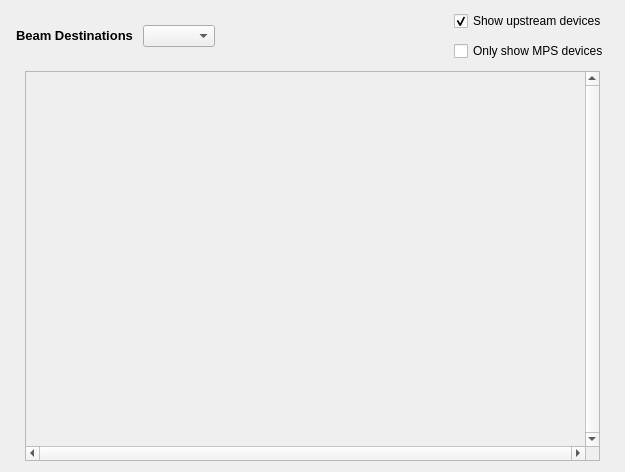
Qt form lightpath/ui/lightapp.ui (pcdshub/lightpath) before a commit.
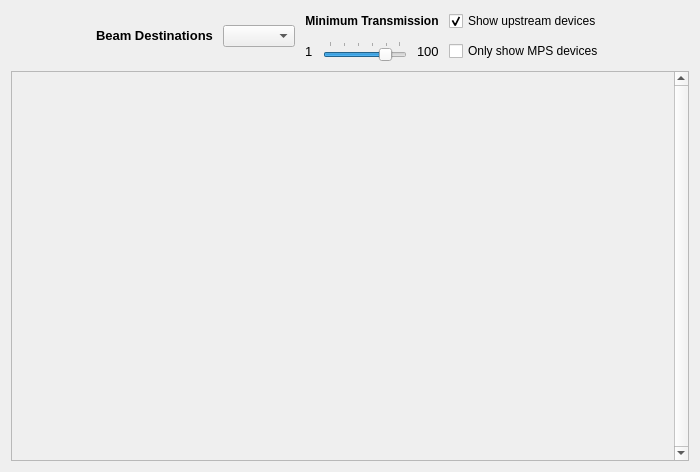
The same form after that commit.

Commit message: ENH: Added QSlider for transmission control

```diff
--- a/lightpath/ui/lightapp.ui
+++ b/lightpath/ui/lightapp.ui
@@ -6,12 +6,12 @@
    <rect>
     <x>0</x>
     <y>0</y>
-    <width>625</width>
+    <width>700</width>
     <height>472</height>
    </rect>
   </property>
   <property name="sizePolicy">
-   <sizepolicy hsizetype="Fixed" vsizetype="Expanding">
+   <sizepolicy hsizetype="Preferred" vsizetype="Preferred">
     <horstretch>0</horstretch>
     <verstretch>0</verstretch>
    </sizepolicy>
@@ -24,7 +24,7 @@
   </property>
   <property name="maximumSize">
    <size>
-    <width>590</width>
+    <width>10000</width>
     <height>16777215</height>
    </size>
   </property>
@@ -42,24 +42,24 @@
      </property>
      <item>
       <layout class="QHBoxLayout" name="header_layout">
+       <item>
+        <spacer name="horizontalSpacer_2">
+         <property name="orientation">
+          <enum>Qt::Horizontal</enum>
+         </property>
+         <property name="sizeType">
+          <enum>QSizePolicy::Expanding</enum>
+         </property>
+         <property name="sizeHint" stdset="0">
+          <size>
+           <width>5</width>
+           <height>20</height>
+          </size>
+         </property>
+        </spacer>
+       </item>
        <item>
         <layout class="QHBoxLayout" name="button_layout">
-         <item>
-          <spacer name="horizontalSpacer_2">
-           <property name="orientation">
-            <enum>Qt::Horizontal</enum>
-           </property>
-           <property name="sizeType">
-            <enum>QSizePolicy::Fixed</enum>
-           </property>
-           <property name="sizeHint" stdset="0">
-            <size>
-             <width>5</width>
-             <height>20</height>
-            </size>
-           </property>
-          </spacer>
-         </item>
          <item>
           <widget class="QLabel" name="combo_label">
            <property name="sizePolicy">
@@ -87,24 +87,18 @@
           <widget class="QComboBox" name="destination_combo"/>
          </item>
          <item>
-          <spacer name="horizontalSpacer">
-           <property name="orientation">
-            <enum>Qt::Horizontal</enum>
-           </property>
-           <property name="sizeType">
-            <enum>QSizePolicy::MinimumExpanding</enum>
-           </property>
-           <property name="sizeHint" stdset="0">
-            <size>
-             <width>40</width>
-             <height>20</height>
-            </size>
-           </property>
-          </spacer>
-         </item>
-         <item>
-          <layout class="QVBoxLayout" name="check_layout">
-           <item>
+          <layout class="QGridLayout" name="gridLayout">
+           <item row="2" column="1">
+            <widget class="QCheckBox" name="mps_only_check">
+             <property name="text">
+              <string>Only show MPS devices</string>
+             </property>
+             <property name="autoRepeatInterval">
+              <number>96</number>
+             </property>
+            </widget>
+           </item>
+           <item row="0" column="1">
             <widget class="QCheckBox" name="upstream_check">
              <property name="enabled">
               <bool>true</bool>
@@ -120,16 +114,81 @@
              </property>
             </widget>
            </item>
-           <item>
-            <widget class="QCheckBox" name="mps_only_check">
+           <item row="0" column="0">
+            <widget class="QLabel" name="label">
+             <property name="font">
+              <font>
+               <weight>75</weight>
+               <bold>true</bold>
+              </font>
+             </property>
              <property name="text">
-              <string>Only show MPS devices</string>
+              <string>Minimum Transmission</string>
              </property>
-             <property name="autoRepeatInterval">
-              <number>96</number>
+             <property name="alignment">
+              <set>Qt::AlignCenter</set>
              </property>
             </widget>
            </item>
+           <item row="2" column="0">
+            <layout class="QHBoxLayout" name="horizontalLayout">
+             <item>
+              <widget class="QLabel" name="label_2">
+               <property name="font">
+                <font>
+                 <pointsize>10</pointsize>
+                </font>
+               </property>
+               <property name="text">
+                <string>1</string>
+               </property>
+              </widget>
+             </item>
+             <item>
+              <widget class="QSlider" name="transmission_slider">
+               <property name="minimum">
+                <number>1</number>
+               </property>
+               <property name="maximum">
+                <number>100</number>
+               </property>
+               <property name="value">
+                <number>80</number>
+               </property>
+               <property name="tracking">
+                <bool>false</bool>
+               </property>
+               <property name="orientation">
+                <enum>Qt::Horizontal</enum>
+               </property>
+               <property name="invertedAppearance">
+                <bool>false</bool>
+               </property>
+               <property name="invertedControls">
+                <bool>false</bool>
+               </property>
+               <property name="tickPosition">
+                <enum>QSlider::TicksAbove</enum>
+               </property>
+               <property name="tickInterval">
+                <number>20</number>
+               </property>
+              </widget>
+             </item>
+             <item>
+              <widget class="QLabel" name="label_3">
+               <property name="font">
+                <font>
+                 <pointsize>10</pointsize>
+                </font>
+               </property>
+               <property name="text">
+                <string>100</string>
+               </property>
+              </widget>
+             </item>
+            </layout>
+           </item>
           </layout>
          </item>
         </layout>
@@ -140,7 +199,7 @@
           <enum>Qt::Horizontal</enum>
          </property>
          <property name="sizeType">
-          <enum>QSizePolicy::Fixed</enum>
+          <enum>QSizePolicy::Expanding</enum>
          </property>
          <property name="sizeHint" stdset="0">
           <size>
@@ -152,20 +211,28 @@
        </item>
       </layout>
      </item>
-     <item alignment="Qt::AlignHCenter">
+     <item>
       <widget class="QScrollArea" name="scroll">
        <property name="sizePolicy">
         <sizepolicy hsizetype="Expanding" vsizetype="Minimum">
-         <horstretch>0</horstretch>
+         <horstretch>10</horstretch>
          <verstretch>10</verstretch>
         </sizepolicy>
        </property>
        <property name="minimumSize">
         <size>
-         <width>575</width>
+         <width>0</width>
          <height>0</height>
         </size>
        </property>
+       <property name="font">
+        <font>
+         <kerning>false</kerning>
+        </font>
+       </property>
+       <property name="layoutDirection">
+        <enum>Qt::LeftToRight</enum>
+       </property>
        <property name="autoFillBackground">
         <bool>false</bool>
        </property>
@@ -179,7 +246,7 @@
         <enum>Qt::ScrollBarAlwaysOn</enum>
        </property>
        <property name="horizontalScrollBarPolicy">
-        <enum>Qt::ScrollBarAlwaysOn</enum>
+        <enum>Qt::ScrollBarAsNeeded</enum>
        </property>
        <property name="sizeAdjustPolicy">
         <enum>QAbstractScrollArea::AdjustToContents</enum>
@@ -192,12 +259,12 @@
          <rect>
           <x>0</x>
           <y>0</y>
-          <width>559</width>
-          <height>370</height>
+          <width>664</width>
+          <height>384</height>
          </rect>
         </property>
         <property name="sizePolicy">
-         <sizepolicy hsizetype="Preferred" vsizetype="Minimum">
+         <sizepolicy hsizetype="MinimumExpanding" vsizetype="Minimum">
           <horstretch>0</horstretch>
           <verstretch>0</verstretch>
          </sizepolicy>
```
Left out of the diff: 3 changed lines with no effect on the pictures.
